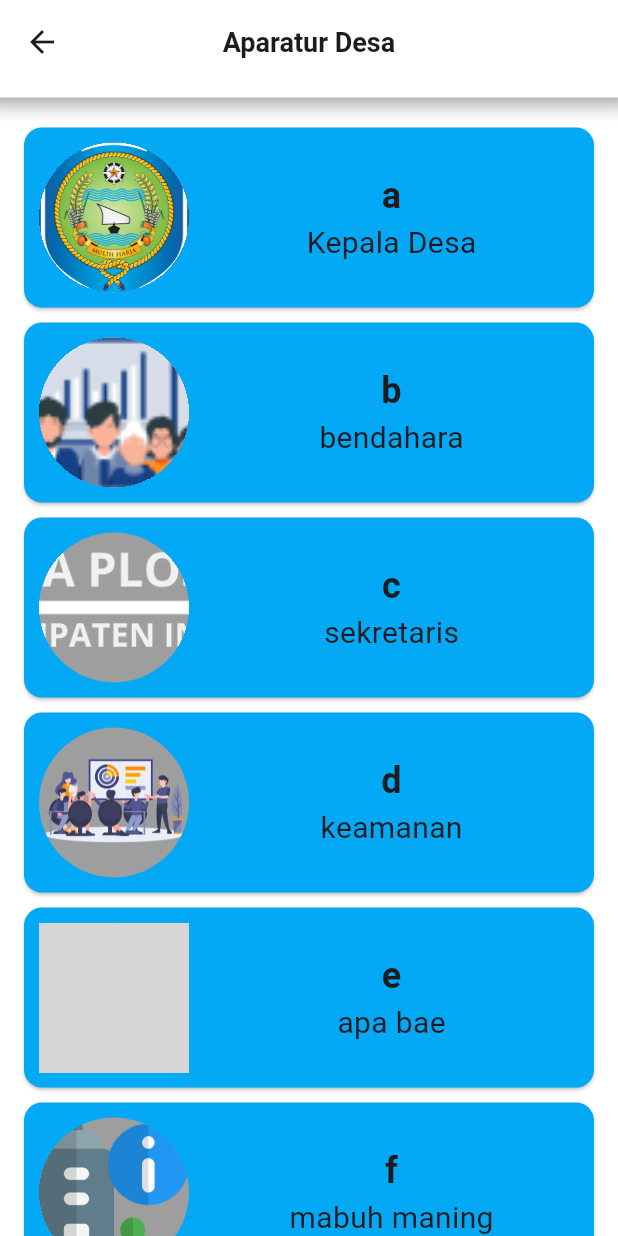
After one commit to evannurfauzanvn/Plosokerep_Mobile, a Flutter app: the ProfileDesa screen opened directly, after a tap on "Aparatur Desa", on a phone screen of 412 x 824 dp. The commit adds this screen. Run offline on Flutter 3.47's test engine with Material 3 defaults, Android fonts, the phone set to English and light mode, and no system bars; missing offline and left inert: syncfusion_flutter_pdfviewer; network calls fail; grey boxes are pictures that could not be loaded.

Commit message:
aparatur desa dan sedikit penyesuaian lainnya

```diff
--- a/lib/layanan.dart
+++ b/lib/layanan.dart
@@ -0,0 +1,22 @@
+import 'package:flutter/material.dart';
+import 'package:plosokerep_apk/resources/clr.dart';
+
+class Layanan extends StatelessWidget {
+  const Layanan({super.key});
+
+  @override
+  Widget build(BuildContext context) {
+    return Scaffold(
+      backgroundColor: background,
+      body: Column(
+        mainAxisAlignment: MainAxisAlignment.start,
+        children: [
+          Image.asset("image/customer service.png"),
+          const Text("Pengaduan"),
+          const Text("Pengajuan"),
+          const Text("UMKM")
+        ],
+      ),
+    );
+  }
+}
--- a/lib/main_page.dart
+++ b/lib/main_page.dart
@@ -1,5 +1,6 @@
 import 'package:flutter/material.dart';
 import 'package:plosokerep_apk/beranda.dart';
+import 'package:plosokerep_apk/layanan.dart';
 import 'package:plosokerep_apk/profile_desa.dart';
 import 'package:plosokerep_apk/resources/br/btmnvbr.dart';
 
@@ -15,7 +16,7 @@ class _HomePage extends State<HomePage> {
   final List<Widget> _pages = [
     const Beranda(),
     const ProfileDesa(),
-    const Center(child: Text('layanan')),
+    const Layanan(),
     const Center(child: Text('profile')),
   ];
   @override
--- a/lib/profile_desa.dart
+++ b/lib/profile_desa.dart
@@ -2,6 +2,7 @@ import 'package:flutter/material.dart';
 import 'package:plosokerep_apk/resources/btn/btnicnnmd.dart';
 import 'package:plosokerep_apk/resources/clr.dart';
 import 'package:plosokerep_apk/resources/cntr/sdwcntr.dart';
+import 'package:plosokerep_apk/resources/pflds/aprtds.dart';
 import 'package:plosokerep_apk/resources/pflds/sjrhds.dart';
 import 'package:plosokerep_apk/resources/pflds/vsmsds.dart';
 
@@ -16,7 +17,8 @@ class ProfileDesa extends StatelessWidget {
   Widget build(BuildContext context) {
     return Scaffold(
       backgroundColor: background,
-      body: Column(
+      body: SingleChildScrollView(
+        child: Column(
           children: [
             Image.asset("image/depan desa.png"),
             Padding(
@@ -84,12 +86,45 @@ class ProfileDesa extends StatelessWidget {
                         ),
                       ],
                     ),
-                )
+                  ),
+                  const SizedBox(
+                    height: 16,
+                  ),
+                  ShadowContainer(
+                    padding: _padding,
+                    w: MediaQuery.of(context).size.width,
+                    h: 200,
+                    child: Row(
+                      mainAxisAlignment: MainAxisAlignment.spaceBetween,
+                      children: [
+                        SizedBox(
+                            width: w,
+                            child: Image.asset(
+                              "image/aparatur2.png",
+                              fit: BoxFit.cover,
+                            )),
+                        ButtonIconNamed(
+                          onpressed: () {
+                            Navigator.push(context,
+                                MaterialPageRoute(builder: (context) {
+                              return const AparaturDesa();
+                            }));
+                          },
+                          image: Image.asset(
+                            "image/struktur.png",
+                            color: color,
+                          ),
+                          name: "Aparatur Desa",
+                        ),
+                      ],
+                    ),
+                  ),
                 ],
               ),
             )
           ],
         ),
+      ),
     );
   }
 }
--- a/lib/resources/adds/adds.dart
+++ b/lib/resources/adds/adds.dart
@@ -23,14 +23,13 @@ class _Iklan extends State<Iklan> {
       if (_currentPage < iklan.length - 1) {
         _currentPage++;
       } else {
-        _currentPage =
-            0;
+        _currentPage = 0;
       }
 
       _pageController.animateToPage(
         _currentPage,
-        duration: const Duration(milliseconds: 300),
-        curve: Curves.easeIn,
+        duration: const Duration(milliseconds: 1000),
+        curve: Curves.easeInOutExpo,
       );
     });
   }
--- /dev/null
+++ b/lib/resources/br/appbrpflds.dart
@@ -0,0 +1,35 @@
+import 'package:flutter/material.dart';
+
+class AppbarProfileDesa extends StatelessWidget implements PreferredSizeWidget {
+  final String? judul;
+  const AppbarProfileDesa({super.key, this.judul});
+
+  @override
+  Widget build(BuildContext context) {
+    return Scaffold(
+      appBar: PreferredSize(
+        preferredSize: const Size.fromHeight(65),
+        child: Container(
+          decoration: const BoxDecoration(boxShadow: [
+            BoxShadow(
+                spreadRadius: 10,
+                blurRadius: 10,
+                color: Colors.grey,
+                offset: Offset(0, -6))
+          ]),
+          child: AppBar(
+            centerTitle: true,
+            backgroundColor: Colors.white,
+            title: Text(
+              judul ?? "Judul",
+              style: const TextStyle(fontSize: 18, fontWeight: FontWeight.bold),
+            ),
+          ),
+        ),
+      ),
+    );
+  }
+
+  @override
+  Size get preferredSize => const Size.fromHeight(65);
+}
--- a/lib/resources/clr.dart
+++ b/lib/resources/clr.dart
@@ -1,3 +1,4 @@
 import 'package:flutter/material.dart';
 
 Color background = Colors.white;
+Color cardAparatur = Colors.lightBlue;
--- /dev/null
+++ b/lib/resources/crd/crdaprt.dart
@@ -0,0 +1,49 @@
+import 'package:flutter/material.dart';
+import 'package:plosokerep_apk/resources/clr.dart';
+
+class CardAparatur extends StatelessWidget {
+  final String? profile;
+  final Widget image;
+  final String? name;
+  final String? jabatan;
+  final TextStyle titlestyle =
+      const TextStyle(fontWeight: FontWeight.bold, fontSize: 24);
+  final TextStyle subtitlestyle = const TextStyle(fontSize: 20);
+  CardAparatur({super.key, this.profile, this.name, this.jabatan})
+      : image = Image.asset(profile ?? "image/aparatur.png", fit: BoxFit.cover);
+
+  @override
+  Widget build(BuildContext context) {
+    return Card(
+      margin: const EdgeInsets.only(left: 16,right: 16,top: 10),
+      color: cardAparatur,
+      child: Row(
+        children: [
+          Container(
+            margin: const EdgeInsets.only(left: 10,top: 10,bottom: 10),
+            width: 100,
+            height: 100,
+            clipBehavior: Clip.hardEdge,
+            decoration:
+                const BoxDecoration(color: Colors.grey, shape: BoxShape.circle),
+            child: image,
+          ),
+          Expanded(
+            child: Column(
+              children: [
+                Text(
+                  name ?? "Nama Anggota",
+                  style: titlestyle,
+                ),
+                Text(
+                  jabatan ?? "Jabatan",
+                  style: subtitlestyle,
+                ),
+              ],
+            ),
+          ),
+        ],
+      ),
+    );
+  }
+}
--- /dev/null
+++ b/lib/resources/lv/lvaprt.dart
@@ -0,0 +1,24 @@
+import 'package:flutter/material.dart';
+import 'package:plosokerep_apk/resources/crd/crdaprt.dart';
+import 'package:plosokerep_apk/resources/pflds/listaparaturdummy.dart';
+
+class PageViewAparatur extends StatelessWidget {
+  const PageViewAparatur({super.key});
+
+  @override
+  Widget build(BuildContext context) {
+    return ListView.builder(
+        padding: const EdgeInsets.only(bottom: 40,top: 10),
+        scrollDirection: Axis.vertical,
+        itemCount: aparatur.length,
+        itemBuilder: (context, index) {
+          final data = aparatur[index];
+
+          return CardAparatur(
+            profile: data['profile'],
+            name: data['nama'],
+            jabatan: data['jabatan'],
+          );
+        });
+  }
+}
--- /dev/null
+++ b/lib/resources/pflds/aprtds.dart
@@ -0,0 +1,22 @@
+import 'package:flutter/material.dart';
+import 'package:plosokerep_apk/resources/br/appbrpflds.dart';
+import 'package:plosokerep_apk/resources/clr.dart';
+import 'package:plosokerep_apk/resources/lv/lvaprt.dart';
+
+class AparaturDesa extends StatelessWidget {
+  const AparaturDesa({super.key});
+
+  @override
+  Widget build(BuildContext context) {
+    return Scaffold(
+      backgroundColor: background,
+      appBar: const AppbarProfileDesa(
+        judul: "Aparatur Desa",
+      ),
+      body: SizedBox(
+          width: MediaQuery.of(context).size.width,
+          height: MediaQuery.of(context).size.height,
+          child: const PageViewAparatur()),
+    );
+  }
+}
--- /dev/null
+++ b/lib/resources/pflds/listaparaturdummy.dart
@@ -0,0 +1,10 @@
+List <Map<String, String>> aparatur = [
+  {'profile': 'image/logo.png','nama': 'a','jabatan': 'Kepala Desa'},
+  {'profile': 'image/aparatur.png','nama': 'b','jabatan': 'bendahara'},
+  {'profile': 'image/LOGO1.png','nama': 'c','jabatan': 'sekretaris'},
+  {'profile': 'image/aparatur2.png','nama': 'd','jabatan': 'keamanan'},
+  {'profile': 'image/depan desa.png','nama': 'e','jabatan': 'apa bae'},
+  {'profile': 'image/info desa.png','nama': 'f','jabatan': 'mabuh maning'},
+  {'profile': 'image/logo.png','nama': 'g','jabatan': 'terserah'},
+  {'profile': 'image/logo.png','nama': 'Ini Nama','jabatan': 'laka maning'},
+];
--- a/lib/resources/pflds/sjrhds.dart
+++ b/lib/resources/pflds/sjrhds.dart
@@ -1,4 +1,5 @@
 import 'package:flutter/material.dart';
+import 'package:plosokerep_apk/resources/br/appbrpflds.dart';
 import 'package:syncfusion_flutter_pdfviewer/pdfviewer.dart';
 
 class SejarahDesa extends StatelessWidget {
@@ -8,14 +9,7 @@ class SejarahDesa extends StatelessWidget {
   Widget build(BuildContext context) {
     return Scaffold(
       backgroundColor: Colors.white,
-      appBar: AppBar(
-        centerTitle: true,
-        backgroundColor: Colors.white,
-        title: const Text(
-          "Sejarah Desa Plosokerep",
-          style: TextStyle(fontSize: 18, fontWeight: FontWeight.bold),
-        ),
-      ),
+      appBar: const AppbarProfileDesa(judul: "Sejarah Desa",),
       body: Padding(
         padding: const EdgeInsets.symmetric(horizontal: 16),
         child: Stack(
--- a/lib/resources/pflds/vsmsds.dart
+++ b/lib/resources/pflds/vsmsds.dart
@@ -1,24 +1,18 @@
 import 'package:flutter/material.dart';
+import 'package:plosokerep_apk/resources/br/appbrpflds.dart';
 import 'package:syncfusion_flutter_pdfviewer/pdfviewer.dart';
 
 class VisiMisiDesa extends StatelessWidget {
-  final TextStyle textstyle = const TextStyle(
-    fontSize: 18,
-    fontWeight: FontWeight.bold
-  );
+  final TextStyle textstyle =
+      const TextStyle(fontSize: 18, fontWeight: FontWeight.bold);
   const VisiMisiDesa({super.key});
 
   @override
   Widget build(BuildContext context) {
     return Scaffold(
       backgroundColor: Colors.white,
-      appBar: AppBar(
-        centerTitle: true,
-        backgroundColor: Colors.white,
-        title: const Text(
-          "Visi dan Misi Desa Tahun 2015-2021",
-          style: TextStyle(fontSize: 18, fontWeight: FontWeight.bold),
-        ),
+      appBar: const AppbarProfileDesa(
+        judul: "Visi dan Misi Desa Tahun 2015-2021",
       ),
       body: Padding(
         padding: const EdgeInsets.symmetric(horizontal: 16),
@@ -29,7 +23,10 @@ class VisiMisiDesa extends StatelessWidget {
               height: MediaQuery.of(context).size.height,
               child: Column(
                 children: [
-                  Text("Visi Desa",style: textstyle,),
+                  Text(
+                    "Visi Desa",
+                    style: textstyle,
+                  ),
                   SizedBox(
                     height: 265,
                     child: SfPdfViewer.asset(
@@ -41,7 +38,10 @@ class VisiMisiDesa extends StatelessWidget {
                       maxZoomLevel: 1,
                     ),
                   ),
-                  Text("Misi Desa",style: textstyle,),
+                  Text(
+                    "Misi Desa",
+                    style: textstyle,
+                  ),
                   SizedBox(
                     height: 330,
                     child: SfPdfViewer.asset(
--- a/pubspec.yaml
+++ b/pubspec.yaml
@@ -17,7 +17,7 @@ dependencies:
 dev_dependencies:
   flutter_test:
     sdk: flutter
-  flutter_lints: ^4.0.0
+  flutter_lints: ^5.0.0
 
 flutter:
   uses-material-design: true
@@ -33,6 +33,9 @@ flutter:
   - image/visimisi.png
   - image/visimisi2.png
   - image/sejarah desa.png
+  - image/customer service.png
+  - image/aparatur2.png
+  - image/struktur.png
   - assets/Sejarah Desa Plosokerep.pdf
   - assets/Visi.pdf
   - assets/Misi.pdf
```
Also changed, not shown: image/aparatur2.png (added), image/customer service.png (added), image/struktur.png (added), pubspec.lock, 1 other file. Lines whose indentation alone changed are shown as unchanged.
